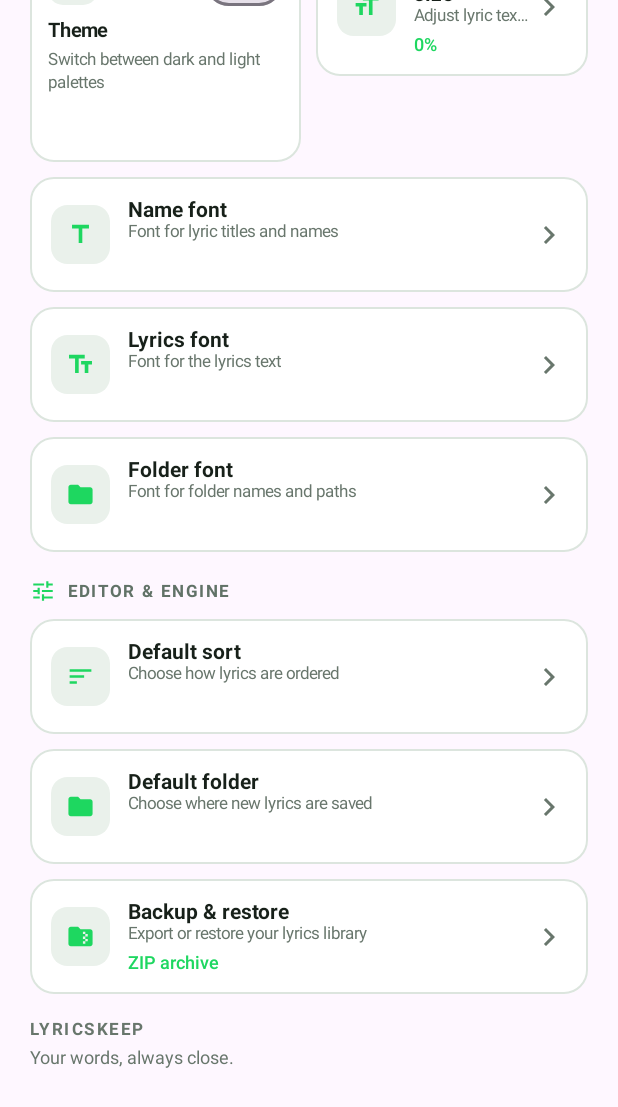
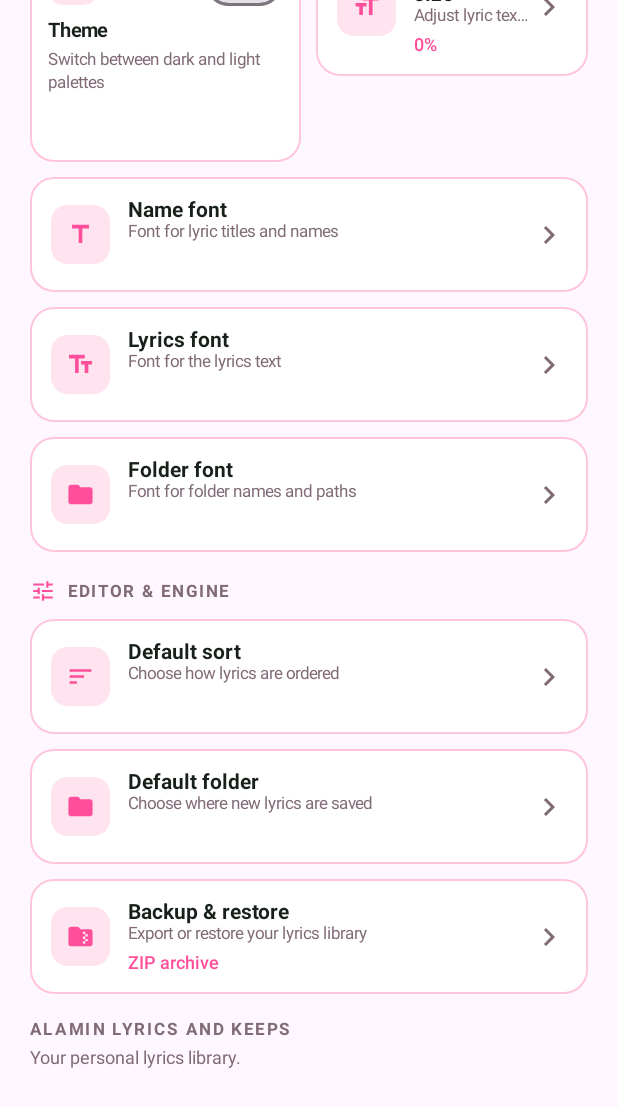
Before and after one commit to AlaminSpesBD/LyricsKeep-Android, an Android app built with Jetpack Compose: the composable LyricsKeepSettingsScreen called with empty values, scrolled down 522 dp, on a phone screen of 412 x 824 dp. Shown: the top 1107 px of the screen. Run offline under Robolectric (Android 15) with nearby library versions, the phone set to English and light mode, and no system bars.

Commit message:
Apply consistent pink theme to navigation and settings

```diff
--- a/app/src/main/java/com/alamin/lyricskeep/SettingsScreen.kt
+++ b/app/src/main/java/com/alamin/lyricskeep/SettingsScreen.kt
@@ -18,10 +18,10 @@ import androidx.compose.ui.text.style.TextOverflow
 import androidx.compose.ui.unit.dp
 import androidx.compose.ui.unit.sp
 
-private val KeepGreen = Color(0xFF1ED760)
-private val KeepDarkCard = Color(0xFF151D18)
-private val KeepBorder = Color(0xFF233027)
-private val KeepMuted = Color(0xFF91A096)
+private val KeepGreen = Color(0xFFFF4F9A)
+private val KeepDarkCard = Color(0xFF21151C)
+private val KeepBorder = Color(0xFF553044)
+private val KeepMuted = Color(0xFFB68A9F)
 
 @Composable
 fun BoxScope.LyricsKeepBottomBar(activeTab: Int, onTabSelected: (Int) -> Unit) {
@@ -33,7 +33,7 @@ fun BoxScope.LyricsKeepBottomBar(activeTab: Int, onTabSelected: (Int) -> Unit) {
     )
     Surface(
         modifier = Modifier.align(Alignment.BottomCenter).navigationBarsPadding().padding(horizontal = 22.dp, vertical = 12.dp),
-        color = Color(0xFF151D18), shape = RoundedCornerShape(30.dp),
+        color = Color(0xFF21151C), shape = RoundedCornerShape(30.dp),
         border = BorderStroke(1.dp, Color(0xFF2A382E)), shadowElevation = 18.dp
     ) {
         Row(Modifier.padding(horizontal = 9.dp, vertical = 8.dp), horizontalArrangement = Arrangement.spacedBy(7.dp), verticalAlignment = Alignment.CenterVertically) {
@@ -41,8 +41,8 @@ fun BoxScope.LyricsKeepBottomBar(activeTab: Int, onTabSelected: (Int) -> Unit) {
                 val selected = activeTab == index
                 Surface(Modifier.height(46.dp).clickable { onTabSelected(index) }, shape = RoundedCornerShape(24.dp), color = if (selected) KeepGreen else Color.Transparent) {
                     Row(Modifier.padding(horizontal = if (selected) 17.dp else 14.dp), verticalAlignment = Alignment.CenterVertically, horizontalArrangement = Arrangement.Center) {
-                        Icon(icon, contentDescription = label, tint = if (selected) Color(0xFF07140B) else Color(0xFF9BA99F), modifier = Modifier.size(21.dp))
-                        if (selected) { Spacer(Modifier.width(8.dp)); Text(label, color = Color(0xFF07140B), fontSize = 13.sp, fontWeight = FontWeight.Bold) }
+                        Icon(icon, contentDescription = label, tint = if (selected) Color(0xFF2A1020) else Color(0xFF9BA99F), modifier = Modifier.size(21.dp))
+                        if (selected) { Spacer(Modifier.width(8.dp)); Text(label, color = Color(0xFF2A1020), fontSize = 13.sp, fontWeight = FontWeight.Bold) }
                     }
                 }
             }
@@ -81,11 +81,11 @@ fun LyricsKeepSettingsScreen(
 ) {
     var dialog by remember { mutableStateOf<String?>(null) }
     val titleColor = if (darkMode) Color.White else Color(0xFF172019)
-    val muted = if (darkMode) KeepMuted else Color(0xFF68766C)
+    val muted = if (darkMode) KeepMuted else Color(0xFF806A76)
     LazyColumn(Modifier.fillMaxSize().statusBarsPadding(), contentPadding = PaddingValues(start = 20.dp, end = 20.dp, top = 28.dp, bottom = 112.dp), verticalArrangement = Arrangement.spacedBy(17.dp)) {
         item {
             Text("Settings", color = titleColor, fontSize = 29.sp, fontWeight = FontWeight.Bold)
-            Text("Make LyricsKeep work your way", color = muted, fontSize = 13.sp, modifier = Modifier.padding(top = 4.dp))
+            Text("Make Alamin Lyrics and Keeps yours", color = muted, fontSize = 13.sp, modifier = Modifier.padding(top = 4.dp))
         }
         item {
             SettingsSectionHeader("PAGE & BEHAVIOR", Icons.Filled.Tune, darkMode)
@@ -121,8 +121,8 @@ fun LyricsKeepSettingsScreen(
             SettingsValueCard("Backup & restore", "Export or restore your lyrics library", Icons.Filled.FolderZip, "ZIP archive", darkMode, Modifier.fillMaxWidth()) { dialog = "backup" }
         }
         item {
-            Text("LYRICSKEEP", color = muted, fontSize = 11.sp, fontWeight = FontWeight.Bold, letterSpacing = 1.7.sp)
-            Text("Your words, always close.", color = muted, fontSize = 12.sp, modifier = Modifier.padding(top = 5.dp))
+            Text("ALAMIN LYRICS AND KEEPS", color = muted, fontSize = 11.sp, fontWeight = FontWeight.Bold, letterSpacing = 1.7.sp)
+            Text("Your personal lyrics library.", color = muted, fontSize = 12.sp, modifier = Modifier.padding(top = 5.dp))
         }
     }
     when (dialog) {
@@ -147,7 +147,7 @@ private fun SettingsSectionHeader(label: String, icon: ImageVector, dark: Boolea
     Row(verticalAlignment = Alignment.CenterVertically, modifier = Modifier.padding(bottom = 10.dp)) {
         Icon(icon, contentDescription = null, tint = KeepGreen, modifier = Modifier.size(17.dp))
         Spacer(Modifier.width(8.dp))
-        Text(label, color = if (dark) Color(0xFF9AAC9F) else Color(0xFF617267), fontSize = 11.sp, fontWeight = FontWeight.Bold, letterSpacing = 1.5.sp)
+        Text(label, color = if (dark) Color(0xFF9AAC9F) else Color(0xFF806A76), fontSize = 11.sp, fontWeight = FontWeight.Bold, letterSpacing = 1.5.sp)
     }
 }
 
@@ -155,15 +155,15 @@ private fun SettingsSectionHeader(label: String, icon: ImageVector, dark: Boolea
 private fun SettingsToggleCard(title: String, description: String, icon: ImageVector, checked: Boolean, onCheckedChange: (Boolean) -> Unit, dark: Boolean, modifier: Modifier = Modifier) {
     val card = if (dark) KeepDarkCard else Color.White
     val text = if (dark) Color.White else Color(0xFF172019)
-    val muted = if (dark) KeepMuted else Color(0xFF68766C)
-    Surface(modifier.heightIn(min = 150.dp).clickable { onCheckedChange(!checked) }, shape = RoundedCornerShape(16.dp), color = card, border = BorderStroke(1.dp, if (checked) Color(0x8855D982) else if (dark) KeepBorder else Color(0xFFDCE5DE))) {
+    val muted = if (dark) KeepMuted else Color(0xFF806A76)
+    Surface(modifier.heightIn(min = 150.dp).clickable { onCheckedChange(!checked) }, shape = RoundedCornerShape(16.dp), color = card, border = BorderStroke(1.dp, if (checked) Color(0x88FF4F9A) else if (dark) KeepBorder else Color(0xFFFFC5DC))) {
         Column(Modifier.padding(12.dp)) {
             Row(verticalAlignment = Alignment.CenterVertically) {
-                Surface(shape = RoundedCornerShape(10.dp), color = if (checked) Color(0x2222C55E) else if (dark) Color(0xFF202A23) else Color(0xFFEAF1EB)) {
+                Surface(shape = RoundedCornerShape(10.dp), color = if (checked) Color(0x22FF4F9A) else if (dark) Color(0xFF351B2A) else Color(0xFFFFE3EF)) {
                     Icon(icon, contentDescription = null, tint = if (checked) KeepGreen else muted, modifier = Modifier.padding(8.dp).size(17.dp))
                 }
                 Spacer(Modifier.weight(1f))
-                Switch(checked = checked, onCheckedChange = onCheckedChange, modifier = Modifier.height(30.dp), colors = SwitchDefaults.colors(checkedThumbColor = Color(0xFF07140B), checkedTrackColor = KeepGreen))
+                Switch(checked = checked, onCheckedChange = onCheckedChange, modifier = Modifier.height(30.dp), colors = SwitchDefaults.colors(checkedThumbColor = Color(0xFF2A1020), checkedTrackColor = KeepGreen))
             }
             Spacer(Modifier.height(9.dp))
             Text(title, color = text, fontWeight = FontWeight.Bold, fontSize = 13.sp, maxLines = 1, overflow = TextOverflow.Ellipsis)
@@ -177,10 +177,10 @@ private fun SettingsToggleCard(title: String, description: String, icon: ImageVe
 private fun SettingsValueCard(title: String, description: String, icon: ImageVector, value: String, dark: Boolean, modifier: Modifier = Modifier, onClick: () -> Unit) {
     val card = if (dark) KeepDarkCard else Color.White
     val text = if (dark) Color.White else Color(0xFF172019)
-    val muted = if (dark) KeepMuted else Color(0xFF68766C)
-    Surface(modifier = modifier.clickable(onClick = onClick), shape = RoundedCornerShape(16.dp), color = card, border = BorderStroke(1.dp, if (dark) KeepBorder else Color(0xFFDCE5DE))) {
+    val muted = if (dark) KeepMuted else Color(0xFF806A76)
+    Surface(modifier = modifier.clickable(onClick = onClick), shape = RoundedCornerShape(16.dp), color = card, border = BorderStroke(1.dp, if (dark) KeepBorder else Color(0xFFFFC5DC))) {
         Row(Modifier.padding(14.dp), verticalAlignment = Alignment.CenterVertically) {
-            Surface(shape = RoundedCornerShape(11.dp), color = if (dark) Color(0xFF202A23) else Color(0xFFEAF1EB)) {
+            Surface(shape = RoundedCornerShape(11.dp), color = if (dark) Color(0xFF351B2A) else Color(0xFFFFE3EF)) {
                 Icon(icon, contentDescription = null, tint = KeepGreen, modifier = Modifier.padding(10.dp).size(19.dp))
             }
             Spacer(Modifier.width(12.dp))
```
